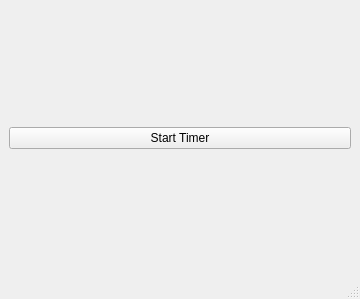
The window that mainwindow.ui (communa/timetracker) describes before a commit, drawn with Qt 5.
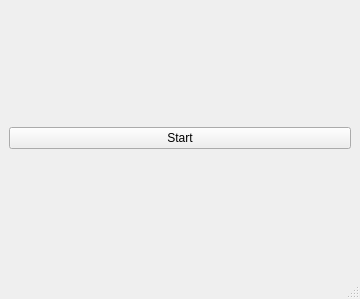
The same window after the commit.

The edit to the form file:
```diff
--- a/mainwindow.ui
+++ b/mainwindow.ui
@@ -18,7 +18,7 @@
     <item>
      <widget class="QPushButton" name="pushButton">
       <property name="text">
-       <string>Start Timer</string>
+       <string>Start</string>
       </property>
      </widget>
     </item>
```
Left out of the diff: 7 changed lines with no effect on the pictures.
